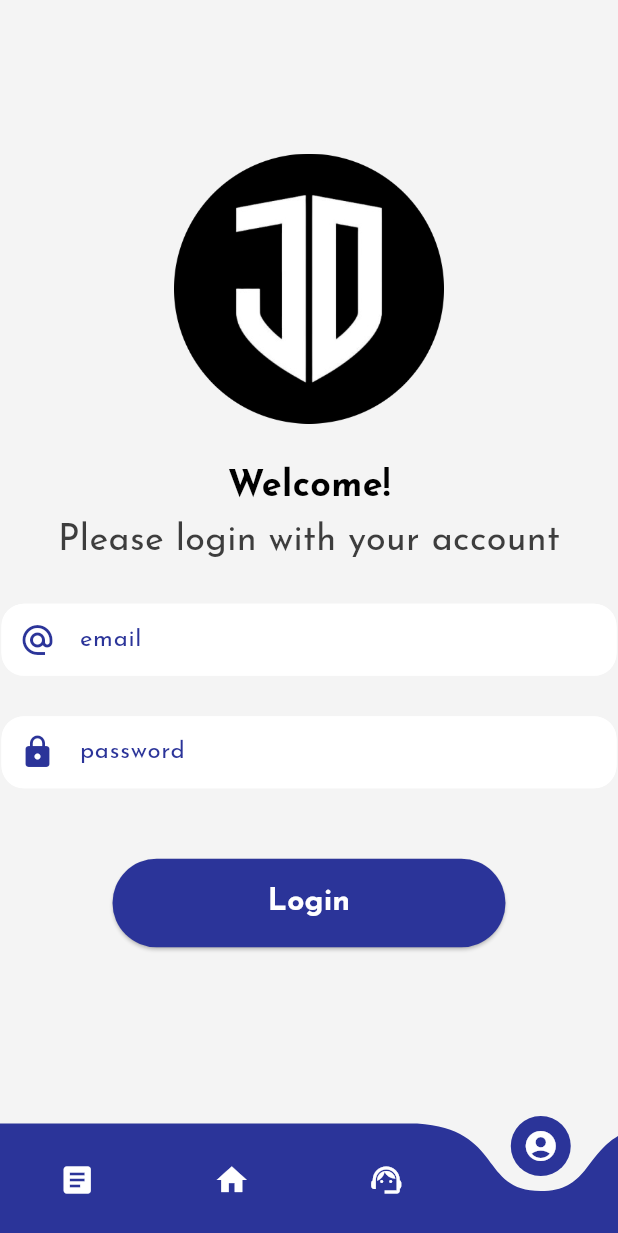
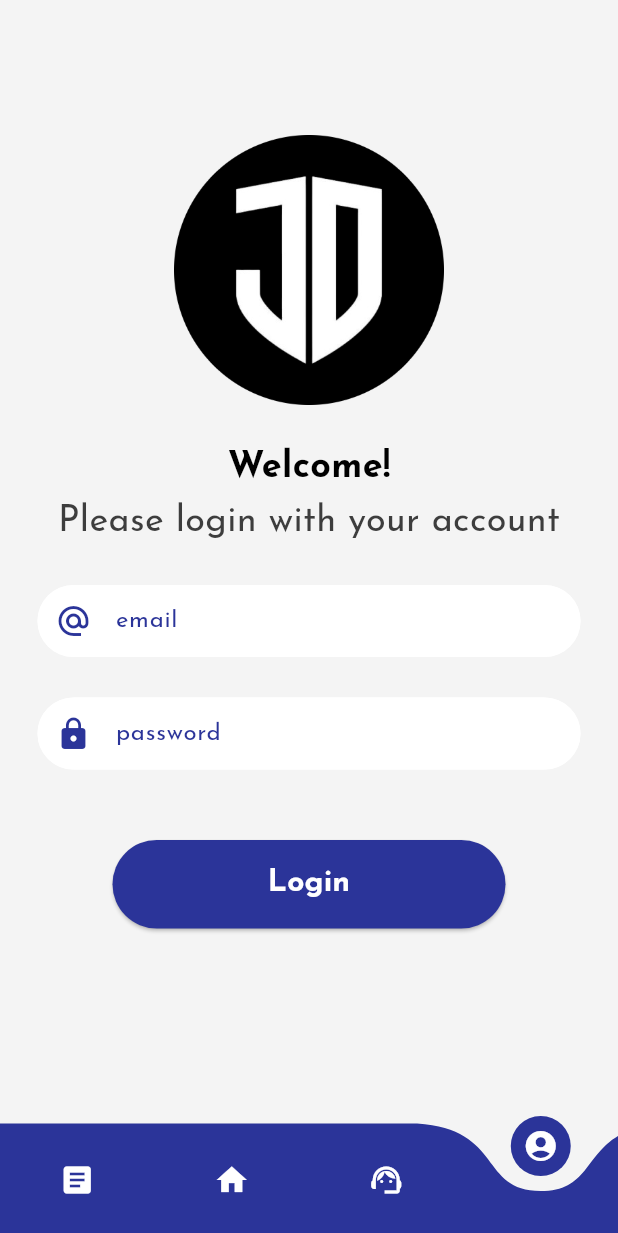
Before and after one commit to zaydant/jokibydante-mobile, a Flutter app: the screen it shows after launch, item 4 of the bottom bar chosen, on a phone screen of 412 x 824 dp. Shown: the top 1233 px of the screen. Run offline on Flutter 3.47's test engine with Material 3 defaults, Android fonts, the phone set to English and light mode, and no system bars; drawn by our look-alikes of curved_navigation_bar; our stand-ins replace shared_preferences.

Commit message:
Login Page now functions with the API

```diff
--- /dev/null
+++ b/lib/components/loading_hud.dart
@@ -0,0 +1,36 @@
+import 'package:flutter/material.dart';
+class ProgressHUD extends StatelessWidget {
+  final Widget child;
+  final bool inAsyncCall;
+  final double opacity;
+  final Color color;
+  final Animation<Color>? valueColor;
+  ProgressHUD({
+    Key? key,
+    required this.child,
+    required this.inAsyncCall,
+    this.opacity = 0.3,
+    this.color = Colors.grey,
+    this.valueColor,
+  }) : super(key: key);
+  @override
+  Widget build(BuildContext context) {
+    List<Widget> widgetList = [];
+    widgetList.add(child);
+    if (inAsyncCall) {
+      final modal = new Stack(
+        children: [
+          new Opacity(
+            opacity: opacity,
+            child: ModalBarrier(dismissible: false, color: color),
+          ),
+          new Center(child: new CircularProgressIndicator()),
+        ],
+      );
+      widgetList.add(modal);
+    }
+    return Stack(
+      children: widgetList,
+    );
+  }
+}
--- /dev/null
+++ b/lib/components/my_formfield.dart
@@ -0,0 +1,60 @@
+import 'package:flutter/material.dart';
+class MyFormField extends StatelessWidget {
+  final keyboardType;
+  final Function(String?)? onSaved;
+  final controller;
+  final String hintText;
+  final bool obscureText;
+  final IconData prefixIcon;
+  final validator;
+  const MyFormField({
+    super.key,
+    this.keyboardType,
+    this.onSaved,
+    required this.controller,
+    required this.hintText,
+    required this.obscureText,
+    required this.prefixIcon,
+    this.validator,
+    // required String? Function(dynamic input) validator,
+  });
+  @override
+  Widget build(BuildContext context) {
+    return Padding(
+      padding: const EdgeInsets.symmetric(horizontal: 25.0),
+      child: Container(
+        height: 50,
+        child: TextFormField(
+          keyboardType: keyboardType,
+          onSaved: onSaved,
+          controller: controller,
+          obscureText: obscureText,
+          decoration: InputDecoration(
+            enabledBorder: OutlineInputBorder(
+              borderSide: const BorderSide(color: Colors.white),
+              borderRadius: BorderRadius.circular(25),
+            ),
+            focusedBorder: OutlineInputBorder(
+              borderSide:
+                  const BorderSide(color: Color.fromRGBO(131, 162, 255, 0.3)),
+              borderRadius: BorderRadius.circular(25),
+            ),
+            fillColor: Colors.white,
+            filled: true,
+            hintText: hintText,
+            hintStyle: const TextStyle(
+              fontFamily: 'JosefinSans',
+              color: Color.fromRGBO(
+                  43, 52, 153, 1), // Change the color to your desired color
+            ),
+            prefixIcon: Icon(
+              prefixIcon, // You can replace this with the desired icon
+              color: const Color.fromRGBO(43, 52, 153, 1),
+            ),
+            contentPadding: const EdgeInsets.symmetric(vertical: 8),
+          ),
+        ),
+      ),
+    );
+  }
+}
--- a/lib/main.dart
+++ b/lib/main.dart
@@ -1,5 +1,7 @@
 import 'package:flutter/material.dart';
+import 'package:jokiapp/models/user_provider.dart';  // Import your UserProvider class
 import 'package:jokiapp/pages/home_screen.dart';
+import 'package:provider/provider.dart';  // Import Provider package
 
 void main() {
   runApp(const MyApp());
@@ -10,13 +12,18 @@ class MyApp extends StatelessWidget {
 
   @override
   Widget build(BuildContext context) {
-    return MaterialApp(
-      title: 'Joki By Dante',
-      theme: ThemeData(
-        fontFamily: 'josefinSans',
+    return MultiProvider(
+      providers: [
+        ChangeNotifierProvider(create: (_) => UserProvider()),  // Add UserProvider here
+      ],
+      child: MaterialApp(
+        title: 'Joki By Dante',
+        theme: ThemeData(
+          fontFamily: 'josefinSans',
+        ),
+        debugShowCheckedModeBanner: false,
+        home: HomeScreen(),
       ),
-      debugShowCheckedModeBanner: false,
-      home: HomeScreen(),
     );
   }
 }
--- /dev/null
+++ b/lib/models/loginModel.dart
@@ -0,0 +1,48 @@
+class LoginResponseModel {
+  final String? token;
+  final String? error;
+  final String? username;
+  final String? uid;
+
+  LoginResponseModel({this.token, this.error, this.username, this.uid});
+
+  factory LoginResponseModel.fromJson(Map<String, dynamic> json) {
+    var data = json['data'];
+    var mess = json['message'];
+
+    // Check if data is a Map, otherwise try to use it as a String
+    var token = data is Map<String, dynamic> ? data['token'] as String? : null;
+    var username = data != null ? data['username'] as String? : null;
+    var uid = data != null ? data['uid'] as String? : null;
+
+    // Check if mess is a Map, otherwise try to use it as a String
+    var error =
+        mess is Map<String, dynamic> ? mess['message'] as String? : null;
+
+    return LoginResponseModel(
+      token: token,
+      error: error,
+      username: username,
+      uid: uid,
+    );
+  }
+}
+
+class LoginRequestModel {
+  String? email;
+  String? password;
+
+  LoginRequestModel({
+    this.email,
+    this.password,
+  });
+
+  Map<String, dynamic> toJson() {
+    Map<String, dynamic> map = {
+      'email': email?.trim(),
+      'password': password?.trim(),
+    };
+
+    return map;
+  }
+}
--- a/lib/pages/login_page.dart
+++ b/lib/pages/login_page.dart
@@ -1,25 +1,72 @@
+import 'package:jokiapp/components/loading_hud.dart';
 import 'package:jokiapp/components/my_button.dart';
-import 'package:jokiapp/components/my_textfield.dart';
+import 'package:jokiapp/components/my_formfield.dart';
 import 'package:flutter/material.dart';
+import 'package:jokiapp/models/loginModel.dart';
+import 'package:jokiapp/models/user_provider.dart';
+import 'package:jokiapp/pages/admin/admin_home.dart';
+import 'package:jokiapp/services/auth_services.dart';
+import 'package:provider/provider.dart';
 
-class LoginPage extends StatelessWidget {
+class LoginPage extends StatefulWidget {
   LoginPage({super.key});
 
+  @override
+  State<LoginPage> createState() => _LoginPageState();
+}
+
+class _LoginPageState extends State<LoginPage> {
   //text editing controller
   final emailController = TextEditingController();
+
   final nameController = TextEditingController();
+
   final passwordController = TextEditingController();
+
   final vpasswordController = TextEditingController();
 
-  // sign user in method
-  void signUserIn(BuildContext context) {
-    // Navigate to the HomePage
-    Navigator.pushNamed(context, '/home');
+  //Login model
+  late LoginRequestModel requestModel;
+  final scaffoldMessengerKey = GlobalKey<ScaffoldMessengerState>();
+  GlobalKey<FormState> globalFormKey = GlobalKey<FormState>();
+  bool isApiCallProcess = false;
+
+
+  @override
+  void initState() {
+    super.initState();
+    requestModel = LoginRequestModel();
   }
 
+   //Create build loading hud
   @override
   Widget build(BuildContext context) {
+    return ProgressHUD(
+      inAsyncCall: isApiCallProcess,
+      opacity: 0.3,
+      child: _uiSetup(context),
+    );
+  }
+
+  // sign user in method
+  void signUserIn(BuildContext context, String name, String uid, String token) {
+  Navigator.push(
+    context,
+    MaterialPageRoute(
+      builder: (context) => AdminHome(
+        name: name,
+        uid: uid,
+        token: token,
+      ),
+    ),
+  );
+}
+
+
+  @override
+  Widget _uiSetup(BuildContext context) {
     return Scaffold(
+      key: scaffoldMessengerKey,
       backgroundColor: const Color.fromRGBO(244, 244, 244, 1),
       body: SafeArea(
         child: Center(
@@ -31,8 +78,9 @@ class LoginPage extends StatelessWidget {
                 'assets/images/logo_circle.png',
                 width: 180,
               ),
-              const SizedBox(height: 25),
-              // new here?
+
+              const SizedBox(height: 25,),
+
               const Text(
                 'Welcome!',
                 style: TextStyle(
@@ -56,36 +104,39 @@ class LoginPage extends StatelessWidget {
               ),
               const SizedBox(height: 25),
 
-              //email text field
-              MyTextField(
+              //form for input user data
+              Form(
+                key: globalFormKey,
+                child: Column(children: [
+                  //email
+                  MyFormField(
+                      keyboardType: TextInputType.emailAddress,
+                      onSaved: (input) => requestModel.email = input,
+                      validator: (input) => !input.contains('@')
+                          ? "Email ID should be valid"
+                          : null,
                       controller: emailController,
                       hintText: 'email',
                       obscureText: false,
-                prefixIcon: Icons.alternate_email,
-              ),
+                      prefixIcon: Icons.alternate_email),
+
                   const SizedBox(height: 25),
-              MyTextField(
+                  //password
+                  MyFormField(
+                      keyboardType: TextInputType.text,
+                      onSaved: (input) => requestModel.password = input,
+                      validator: (input) => input.length < 3
+                          ? "Password should be more than 3 characters"
+                          : null,
                       controller: passwordController,
                       hintText: 'password',
                       obscureText: true,
-                prefixIcon: Icons.lock,
-              ),
+                      prefixIcon: Icons.lock),
                   const SizedBox(height: 15),
                   const Padding(
                     padding: EdgeInsets.only(
                       right: 29.0,
                     ),
-                // child: Align(
-                //   alignment: Alignment.centerRight,
-                //   child: Text(
-                //     'Forgot Password?',
-                //     style: TextStyle(
-                //       fontFamily: 'JosefinSans',
-                //       fontSize: 16,
-                //       color: Colors.black,
-                //     ),
-                //   ),
-                // ),
                   ),
                   const SizedBox(height: 30),
 
@@ -93,15 +144,76 @@ class LoginPage extends StatelessWidget {
                   MyButton(
                     buttonText: 'Login',
                     onTap: () {
-                  // Call the signUserIn method and pass the context
-                  signUserIn(context);
+                      if (validateAndSave()) {
+                        // debugPrint(jsonEncode(requestModel.toJson()));
+
+                        setState(() {
+                          isApiCallProcess = true;
+                        });
+                        //handle API process
+                        AuthService remoteService = AuthService();
+                        remoteService.login(requestModel).then((value) {
+                          setState(() {
+                            isApiCallProcess = false;
+                          });
+                          //check token available or not
+                          if (value.token != null && value.token!.isNotEmpty) {
+                            const snackBar =
+                                SnackBar(content: Text("Login Successful"));
+                            ScaffoldMessenger.of(context)
+                                .showSnackBar(snackBar);
+                            // Get the UserProvider instance
+                            final userProvider = Provider.of<UserProvider>(
+                                context,
+                                listen: false);
+                            // Update the user's data in the provider
+                            userProvider.updateUserData(
+                                value.uid!, value.username!, value.token!);
+                            userProvider.saveUserData();
+                            signUserIn(
+                                context, value.username!, value.token!, value.uid!);
+                            //if not, return value below
+                          } else if (value.error != null) {
+                            final snackBar =
+                                SnackBar(content: Text(value.error!));
+                            ScaffoldMessenger.of(context)
+                                .showSnackBar(snackBar);
+                          } else {
+                            const snackBar =
+                                SnackBar(content: Text("Login Failed"));
+                            ScaffoldMessenger.of(context)
+                                .showSnackBar(snackBar);
+                          }
+                        }).catchError((error) {
+                          setState(() {
+                            isApiCallProcess = false;
+                          });
+                          final snackBar =
+                              SnackBar(content: Text("Error: $error"));
+                          ScaffoldMessenger.of(context).showSnackBar(snackBar);
+                        });
+                      }
                     },
                   ),
                   const SizedBox(height: 15),
+                  const SizedBox(
+                    height: 25,
+                  ),
+                ]),
+              )
             ]),
           ),
         ),
       ),
     );
   }
+
+bool validateAndSave() {
+    final form = globalFormKey.currentState;
+    if (form != null && form.validate()) {
+      form.save();
+      return true;
     }
+    return false;
+  }
+}
--- a/lib/pages/rank_page.dart
+++ b/lib/pages/rank_page.dart
@@ -102,7 +102,7 @@ class _RankPageState extends State<RankPage> {
                             });
                           },
                         ),
-                        const SizedBox(height: 10),
+                        const SizedBox(height: 20),
 
                         // PaymentBox for E-Wallet
                         PaymentBox(
--- a/pubspec.yaml
+++ b/pubspec.yaml
@@ -36,6 +36,10 @@ dependencies:
   # Use with the CupertinoIcons class for iOS style icons.
   cupertino_icons: ^1.0.6
   curved_navigation_bar: ^1.0.6
+  http: ^1.2.2
+  flutter_svg: ^2.0.10+1
+  provider: ^6.1.2
+  shared_preferences: ^2.2.3
 
 dev_dependencies:
   flutter_test:
```
Also changed, not shown: lib/models/user_provider.dart (added, +50 -0 lines), lib/pages/admin/admin_home.dart (added, +41 -0 lines), lib/pages/admin/admin_screen.dart (added, +66 -0 lines), lib/services/auth_services.dart (added, +33 -0 lines), pubspec.lock, 1 other file. Lines whose indentation alone changed are shown as unchanged.
